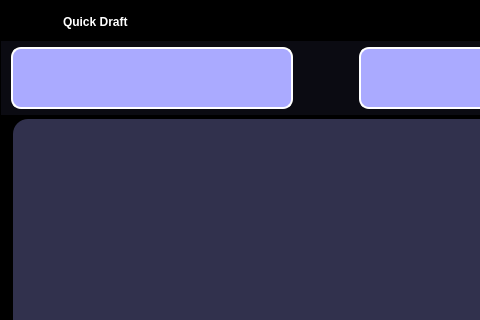
This is ui/pages/quick_draft.ui in elian-olbz/mlbb-drafting-and-simulation-tools as Qt 5 draws it before an edit; both pictures show x 0 to 480 and y 0 to 320 of the 1045 by 700 pixel window. The edited form follows.
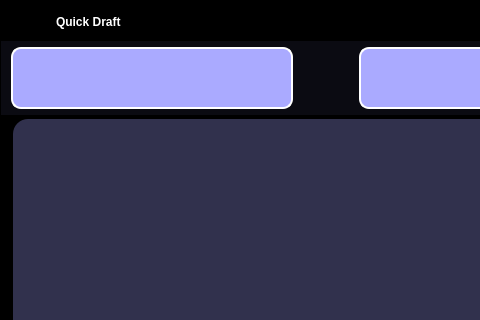
This is the edited form. Icons and pictures are not drawn.

```diff
--- a/ui/pages/quick_draft.ui
+++ b/ui/pages/quick_draft.ui
@@ -211,7 +211,7 @@
                   </property>
                   <layout class="QHBoxLayout" name="horizontalLayout_11">
                    <property name="spacing">
-                    <number>15</number>
+                    <number>8</number>
                    </property>
                    <property name="leftMargin">
                     <number>15</number>
```
Left out of the diff: 2 changed lines with no effect on the pictures.
